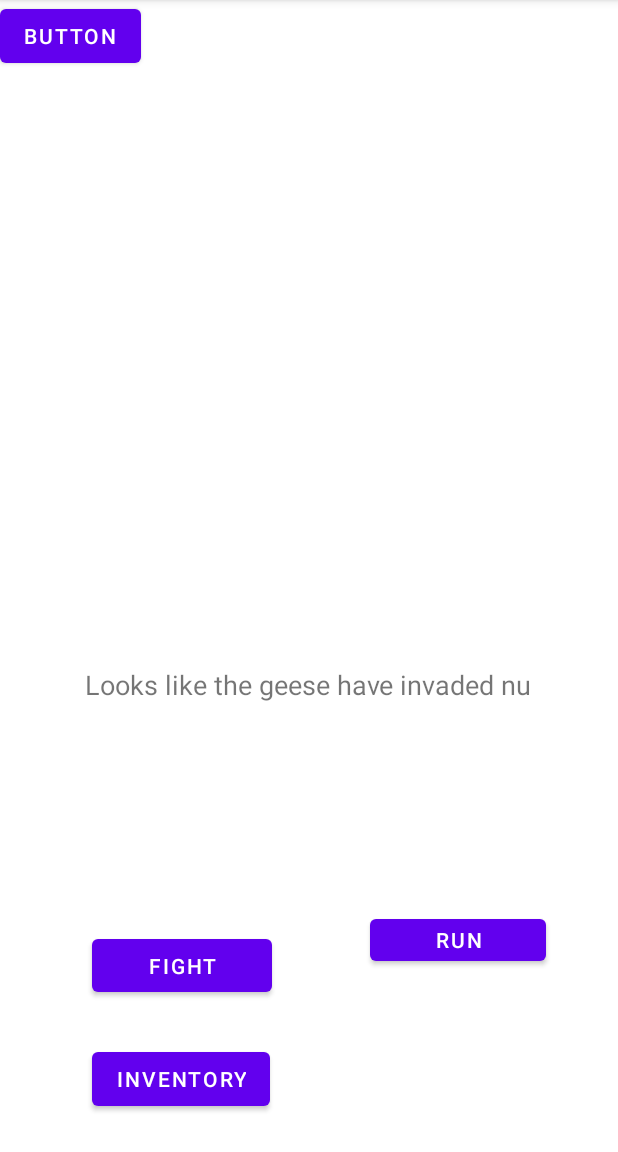
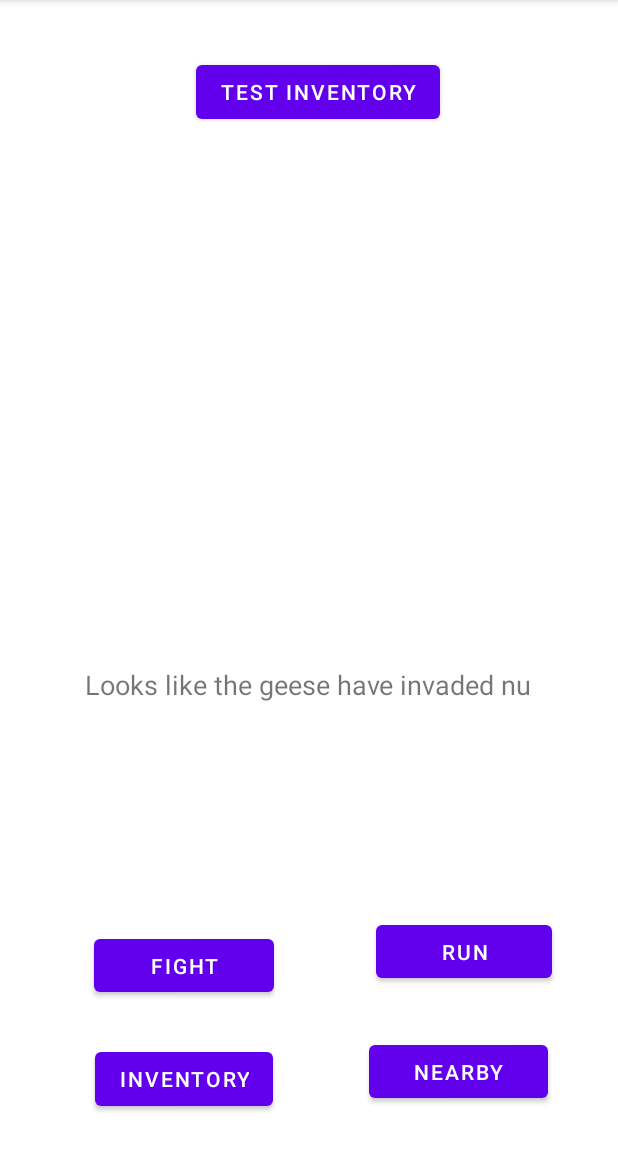
Before and after one commit to DaivikGoel/mcandgeese, an Android app: the BuildingScreen screen opened directly, with no data from a screen before it, on a phone screen of 412 x 824 dp, the part 84-1236 px from its top. Run offline under Robolectric (Android 15) with nearby library versions, the phone set to English and light mode, and no system bars; 1 statement that could not run was skipped.

Commit message:
added nearby buildings and fixed dp

```diff
--- a/app/src/main/res/layout/activity_building_screen.xml
+++ b/app/src/main/res/layout/activity_building_screen.xml
@@ -35,15 +35,15 @@
     <Button
         android:id="@+id/RUN"
         android:layout_width="117dp"
-        android:layout_height="40dp"
+        android:layout_height="47dp"
         android:layout_marginTop="28dp"
-        android:layout_marginEnd="48dp"
+        android:layout_marginEnd="44dp"
         android:onClick="goToMapScreen"
         android:text="RUN"
         app:layout_constraintBottom_toBottomOf="parent"
         app:layout_constraintEnd_toEndOf="parent"
         app:layout_constraintTop_toTopOf="@+id/buildingTypeWriter"
-        app:layout_constraintVertical_bias="0.564" />
+        app:layout_constraintVertical_bias="0.593" />
 
     <Button
         android:id="@+id/FIGHT"
@@ -71,6 +71,20 @@
         app:layout_constraintTop_toTopOf="@+id/buildingTypeWriter"
         app:layout_constraintVertical_bias="0.918" />
 
+    <Button
+        android:id="@+id/nearby"
+        android:layout_width="119dp"
+        android:layout_height="47dp"
+        android:layout_marginStart="10dp"
+        android:onClick="goToBuildingScreen"
+        android:text="NEARBY"
+        app:layout_constraintBottom_toBottomOf="parent"
+        app:layout_constraintEnd_toEndOf="parent"
+        app:layout_constraintHorizontal_bias="0.835"
+        app:layout_constraintStart_toStartOf="parent"
+        app:layout_constraintTop_toTopOf="@+id/buildingTypeWriter"
+        app:layout_constraintVertical_bias="0.9" />
+
     <com.example.mcandgeese.TypeWriter
         android:id="@+id/buildingTypeWriter"
         android:layout_width="wrap_content"
@@ -90,8 +104,12 @@
         android:layout_width="wrap_content"
         android:layout_height="wrap_content"
         android:onClick="testInventory"
-        android:text="Button"
-        tools:layout_editor_absoluteX="241dp"
-        tools:layout_editor_absoluteY="727dp" />
+        android:text="Test Inventory"
+        app:layout_constraintBottom_toBottomOf="parent"
+        app:layout_constraintEnd_toEndOf="parent"
+        app:layout_constraintHorizontal_bias="0.523"
+        app:layout_constraintStart_toStartOf="parent"
+        app:layout_constraintTop_toTopOf="parent"
+        app:layout_constraintVertical_bias="0.052" />
 
 </androidx.constraintlayout.widget.ConstraintLayout>
```
Also changed, not shown: app/src/main/java/com/example/mcandgeese/BuildingScreen.java (+36 -2 lines), app/src/main/res/drawable/dp.jpeg (added).
